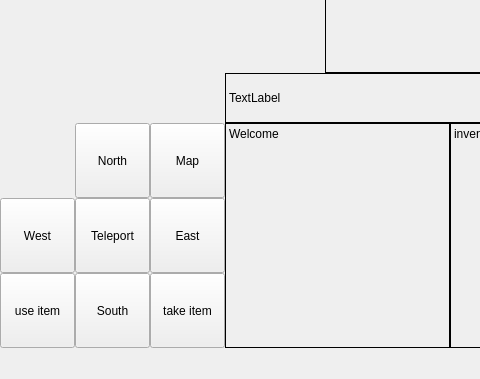
Qt form GUI/ZORK/mainwindow.ui (CRZ-7436/CS4076-Zork) before a commit; both pictures show x 0 to 480 and y 221 to 600 of the 800 by 600 pixel window.
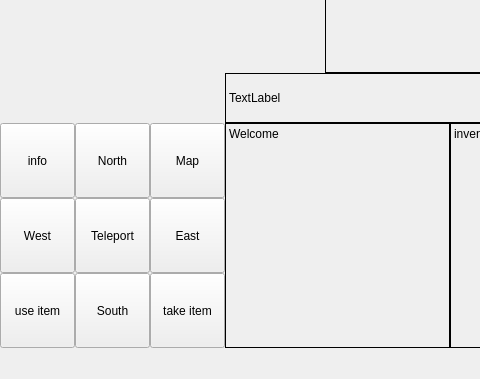
The same form after that commit.

Commit message: I have arrived at the gates of valhalla shiny and chrome with a working UI

```diff
--- a/GUI/ZORK/mainwindow.ui
+++ b/GUI/ZORK/mainwindow.ui
@@ -191,6 +191,19 @@
      <string>TextLabel</string>
     </property>
    </widget>
+   <widget class="QPushButton" name="pushButton_12">
+    <property name="geometry">
+     <rect>
+      <x>0</x>
+      <y>325</y>
+      <width>75</width>
+      <height>75</height>
+     </rect>
+    </property>
+    <property name="text">
+     <string>info</string>
+    </property>
+   </widget>
   </widget>
   <widget class="QMenuBar" name="menubar">
    <property name="geometry">
```
The commit also changes 6 other files.
